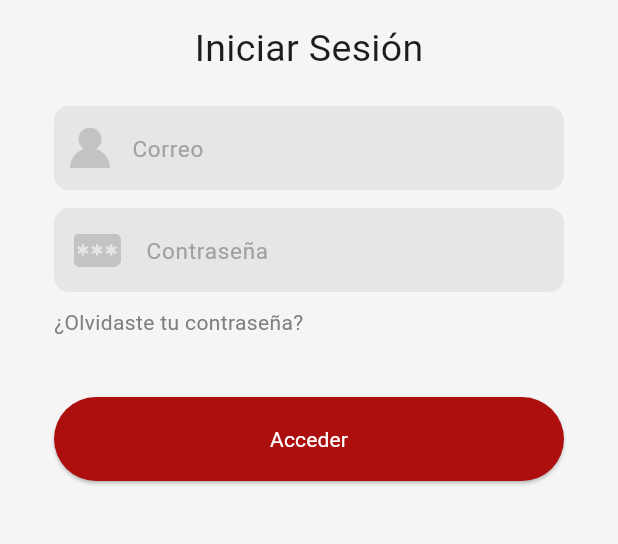
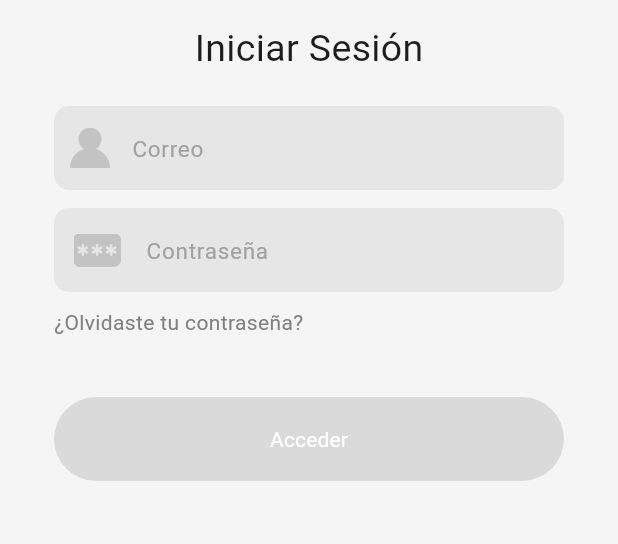
Before and after one commit to CC238-Grupo2-WX61-Apps-Moviles/Room-Rest-Frontend, a Flutter app: the screen it shows after launch, after a tap on "Iniciar Sesión", on a phone screen of 412 x 824 dp, the part 392-936 px from its top. Run offline on Flutter 3.47's test engine with Material 3 defaults, Android fonts, the phone set to English and light mode, and no system bars.

Commit message:
adding auth service (login endpoint)

```diff
--- a/lib/screens/login.dart
+++ b/lib/screens/login.dart
@@ -1,9 +1,53 @@
 import 'package:flutter/material.dart';
 import 'package:akira_mobile/screens/home.dart';
 import 'package:akira_mobile/screens/start.dart';
+import 'package:akira_mobile/services/auth_service.dart';
 
-class LoginScreen extends StatelessWidget {
+class LoginScreen extends StatefulWidget {
 const LoginScreen({super.key});
+
+@override
+    _LoginScreenState createState() => _LoginScreenState();
+}
+
+class _LoginScreenState extends State<LoginScreen> {
+    final _emailController = TextEditingController();
+    final _passwordController = TextEditingController();
+    bool _isButtonEnabled = false;
+    String? _errorMessage;
+
+    @override
+    void initState() {
+        super.initState();
+        _emailController.addListener(_validateInputs);
+        _passwordController.addListener(_validateInputs);
+    }
+
+    void _validateInputs() {
+        setState(() {
+            _isButtonEnabled = _emailController.text.isNotEmpty && _passwordController.text.isNotEmpty;
+        });
+    }
+
+    Future<void> _login() async {
+        try {
+            final response = await AuthService.login(_emailController.text, _passwordController.text);
+        if (response['status'] == 'SUCCESS') {
+            Navigator.push(
+                context,
+                MaterialPageRoute(builder: (context) => const HomeScreen()),
+            );
+        } else {
+            setState(() {
+                _errorMessage = 'Credenciales inválidas, vuelva a intentarlo';
+            });
+        }
+        } catch (e) {
+            setState(() {
+                _errorMessage = 'Credenciales invalidas, inténtelo de nuevo.';
+            });
+        }
+    }
 
     @override
     Widget build(BuildContext context) {
@@ -65,6 +109,7 @@ class LoginScreen extends StatelessWidget {
                                     crossAxisAlignment: CrossAxisAlignment.stretch,
                                     children: [
                                         TextField(
+                                        controller: _emailController,
                                         decoration: InputDecoration(
                                             hintText: 'Correo',
                                             hintStyle: const TextStyle(
@@ -96,6 +141,8 @@ class LoginScreen extends StatelessWidget {
                                         ),
                                         const SizedBox(height: 12.0),
                                         TextField(
+                                        controller: _passwordController,
+                                        obscureText: true,
                                         decoration: InputDecoration(
                                             hintText: 'Contraseña',
                                             hintStyle: const TextStyle(
@@ -133,18 +180,25 @@ class LoginScreen extends StatelessWidget {
                                                 fontSize: 14.0,
                                             ),
                                         ),
+                                        if (_errorMessage != null) ...[
+                                        const SizedBox(height: 10.0),
+                                        Text(
+                                            _errorMessage!,
+                                            style: const TextStyle(
+                                                color: Colors.red,
+                                                fontSize: 14.0,
+                                            ),
+                                        ),
+                                        ],
                                     ],
                                 ),
                                 const SizedBox(height: 40.0),
                                 ElevatedButton(
-                              onPressed: () {
-                                Navigator.push(
-                                  context,
-                                  MaterialPageRoute(builder: (context) => const HomeScreen()),
-                                );
-                              },
+                                onPressed: _isButtonEnabled ? _login : null,
                                 style: ElevatedButton.styleFrom(
-                                backgroundColor: const Color.fromARGB(255, 173, 15, 15),
+                                    backgroundColor: _isButtonEnabled
+                                        ? const Color.fromARGB(255, 173, 15, 15)
+                                        : Colors.grey,
                                     padding: const EdgeInsets.symmetric(vertical: 18.0),
                                     shape: RoundedRectangleBorder(
                                         borderRadius: BorderRadius.circular(30),
--- a/lib/screens/singin.dart
+++ b/lib/screens/singin.dart
@@ -1,7 +1,6 @@
 import 'package:akira_mobile/screens/singin2.dart';
 import 'package:flutter/material.dart';
 import 'start.dart';
-import 'package:akira_mobile/screens/home.dart';
 
 class SingInScreen extends StatelessWidget {
   const SingInScreen({super.key});
```
Also changed, not shown: lib/services/auth_service.dart (added, +15 -0 lines). Lines whose indentation alone changed are shown as unchanged.
